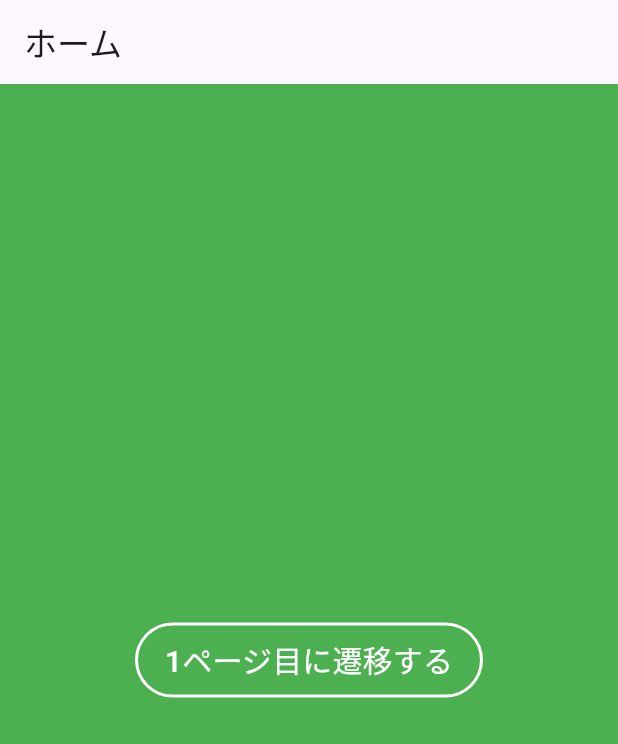
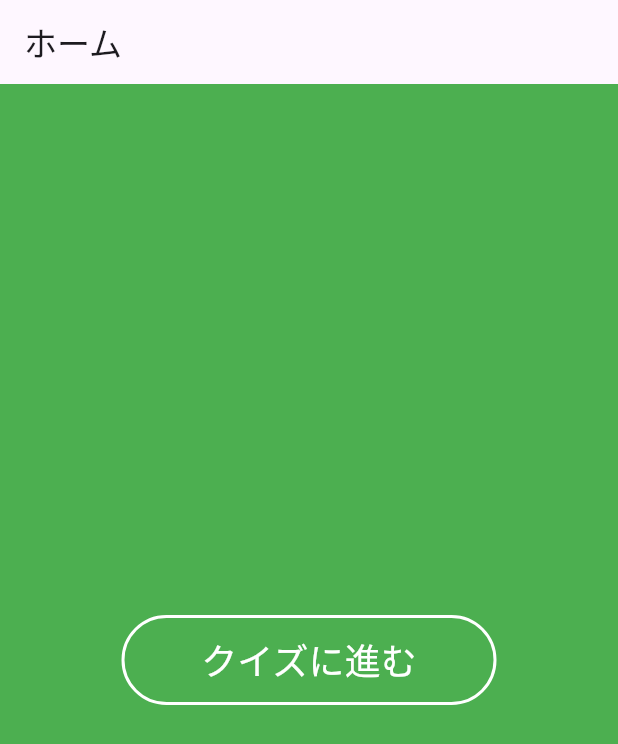
Before and after one commit to yaginumakippei/flutter_application_1, a Flutter app: the screen it shows after launch, on a phone screen of 412 x 824 dp. Shown: the top 744 px of the screen. Run offline on Flutter 3.47's test engine with Material 3 defaults, Android fonts, the phone set to English and light mode, and no system bars; our stand-ins replace audioplayers, video_player.

Commit message:
文字を変更

```diff
--- a/lib/kippeihomepage.dart
+++ b/lib/kippeihomepage.dart
@@ -9,25 +9,31 @@ class Kippeihomepage extends StatelessWidget {
         title: Text("ホーム"),
       ),
       body: Container(
-        color: Colors.green,  // 背景色を緑に変更
+        color: Colors.green, // 背景色を緑に変更
         child: Center(
+          child: SizedBox(
+            width: 250, // ボタンの横幅
+            height: 60,  // ボタンの高さ
             child: TextButton(
               style: TextButton.styleFrom(
                 side: BorderSide(color: Colors.white, width: 2), // 枠線の色と太さ
-    padding: EdgeInsets.symmetric(horizontal: 20, vertical: 10), // 余白の調整（任意）
+                padding: EdgeInsets.symmetric(horizontal: 20, vertical: 10),
+                backgroundColor: Colors.green, // ボタン背景色（背景と合わせる場合）
               ),
               child: Text(
-              "1ページ目に遷移する",
+                "クイズに進む",
                 style: TextStyle(
-                fontSize: 20,
-                color: Colors.white,  // ボタン文字色を白に変更
+                  fontSize: 24,
+                  color: Colors.white, // ボタン文字色を白に変更
                 ),
               ),
               onPressed: () {
-              Navigator.push(context, MaterialPageRoute(
-                builder: (context) => KippeifirstPage(),
-              ));
+                Navigator.push(
+                  context,
+                  MaterialPageRoute(builder: (context) => KippeifirstPage()),
+                );
               },
+            ),
           ),
         ),
       ),
```
Lines whose indentation alone changed are shown as unchanged.
